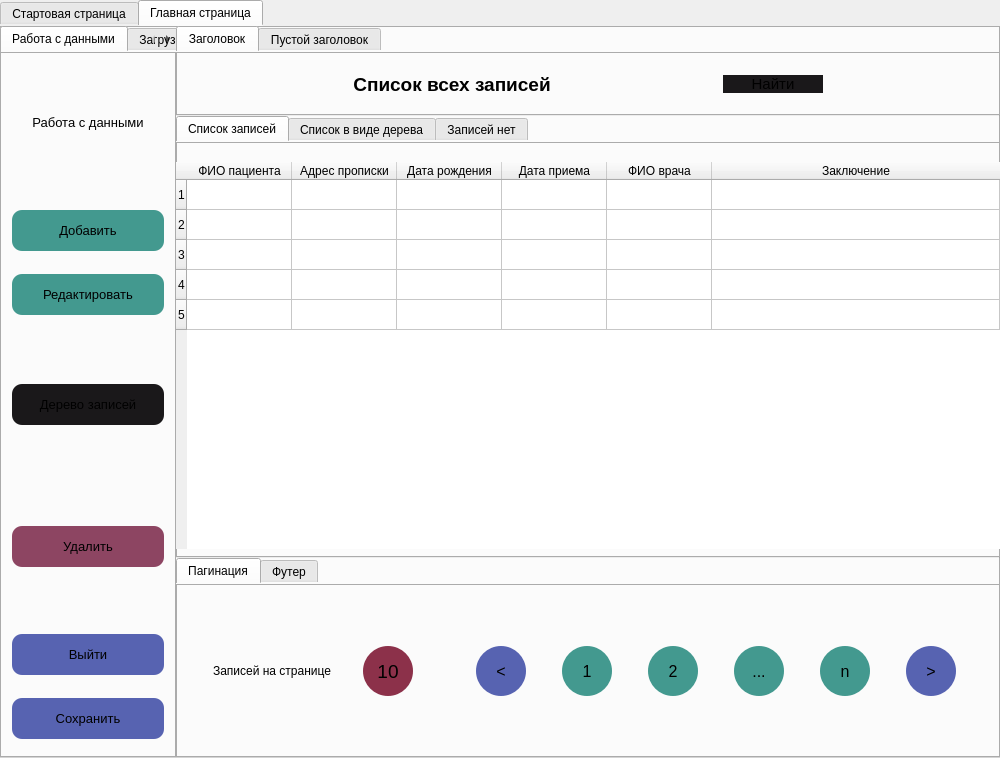
Above: lab_2/ui/main_window.ui from Artemdjdj/PPOIS_4 before the change. Below: the same form after it.
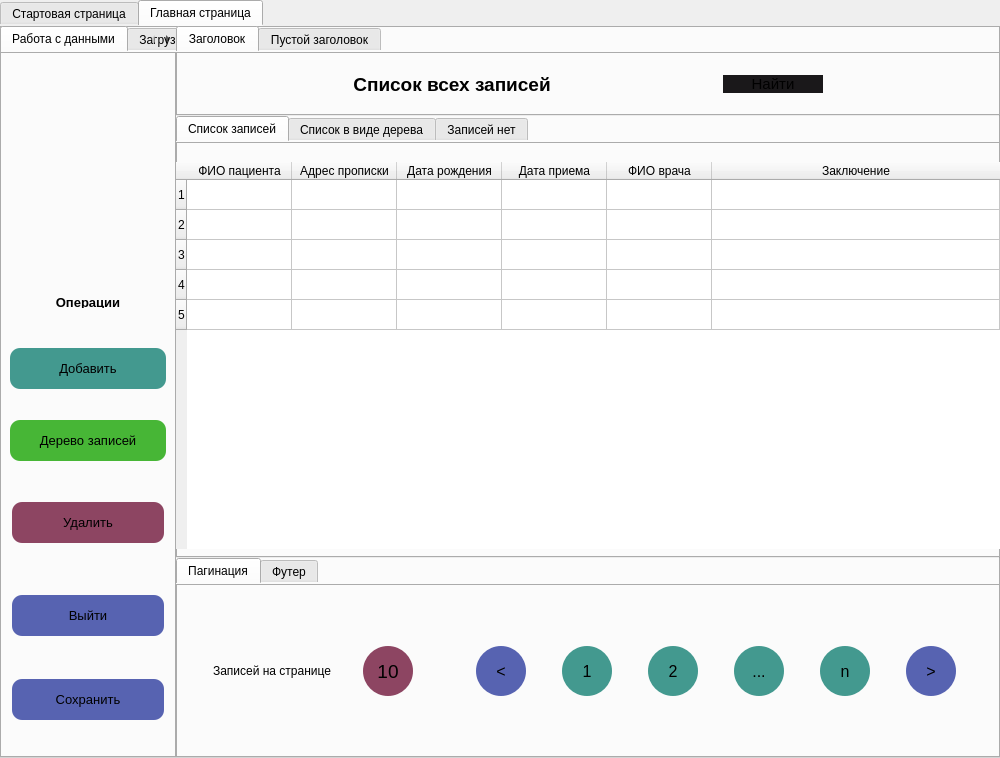
That is the form after the change. The open tabs and pages were chosen to show the change. Icons and pictures are not drawn.

Commit message: [refactor] new ui features in main window

Diff of the .ui file:
```diff
--- a/lab_2/ui/main_window.ui
+++ b/lab_2/ui/main_window.ui
@@ -580,46 +580,12 @@
                            <property name="bottomMargin">
                             <number>0</number>
                            </property>
-                           <item>
-                            <widget class="QFrame" name="label_work_with_data">
-                             <property name="styleSheet">
-                              <string notr="true">border:none;</string>
-                             </property>
-                             <property name="frameShape">
-                              <enum>QFrame::Shape::StyledPanel</enum>
-                             </property>
-                             <property name="frameShadow">
-                              <enum>QFrame::Shadow::Raised</enum>
-                             </property>
-                             <layout class="QHBoxLayout" name="horizontalLayout_13">
-                              <item>
-                               <widget class="QLabel" name="label_work_with_data_2">
-                                <property name="font">
-                                 <font>
-                                  <family>Arial</family>
-                                  <pointsize>10</pointsize>
-                                 </font>
-                                </property>
-                                <property name="styleSheet">
-                                 <string notr="true">border:none;</string>
-                                </property>
-                                <property name="text">
-                                 <string>Работа с данными</string>
-                                </property>
-                                <property name="alignment">
-                                 <set>Qt::AlignmentFlag::AlignCenter</set>
-                                </property>
-                               </widget>
-                              </item>
-                             </layout>
-                            </widget>
-                           </item>
                            <item>
                             <widget class="QFrame" name="frame_16">
                              <property name="maximumSize">
                               <size>
                                <width>16777215</width>
-                               <height>16777215</height>
+                               <height>110</height>
                               </size>
                              </property>
                              <property name="styleSheet">
@@ -645,6 +611,110 @@
                                <number>1</number>
                               </property>
                               <item>
+                               <widget class="QPushButton" name="button_icon">
+                                <property name="text">
+                                 <string/>
+                                </property>
+                                <property name="icon">
+                                 <iconset resource="../qrc/main.qrc">
+                                  <normaloff>:/images/images/doctor_without_background.png</normaloff>:/images/images/doctor_without_background.png</iconset>
+                                </property>
+                                <property name="iconSize">
+                                 <size>
+                                  <width>100</width>
+                                  <height>100</height>
+                                 </size>
+                                </property>
+                               </widget>
+                              </item>
+                             </layout>
+                            </widget>
+                           </item>
+                           <item>
+                            <widget class="QFrame" name="frame_20">
+                             <property name="styleSheet">
+                              <string notr="true">border:none;</string>
+                             </property>
+                             <property name="frameShape">
+                              <enum>QFrame::Shape::StyledPanel</enum>
+                             </property>
+                             <property name="frameShadow">
+                              <enum>QFrame::Shadow::Raised</enum>
+                             </property>
+                             <layout class="QVBoxLayout" name="verticalLayout_23">
+                              <property name="spacing">
+                               <number>15</number>
+                              </property>
+                              <property name="leftMargin">
+                               <number>0</number>
+                              </property>
+                              <property name="rightMargin">
+                               <number>0</number>
+                              </property>
+                              <item>
+                               <spacer name="verticalSpacer">
+                                <property name="orientation">
+                                 <enum>Qt::Orientation::Vertical</enum>
+                                </property>
+                                <property name="sizeType">
+                                 <enum>QSizePolicy::Policy::Fixed</enum>
+                                </property>
+                                <property name="sizeHint" stdset="0">
+                                 <size>
+                                  <width>20</width>
+                                  <height>100</height>
+                                 </size>
+                                </property>
+                               </spacer>
+                              </item>
+                              <item>
+                               <widget class="QFrame" name="label_work_with_data">
+                                <property name="maximumSize">
+                                 <size>
+                                  <width>16777215</width>
+                                  <height>30</height>
+                                 </size>
+                                </property>
+                                <property name="styleSheet">
+                                 <string notr="true">border:none;</string>
+                                </property>
+                                <property name="frameShape">
+                                 <enum>QFrame::Shape::StyledPanel</enum>
+                                </property>
+                                <property name="frameShadow">
+                                 <enum>QFrame::Shadow::Raised</enum>
+                                </property>
+                                <layout class="QHBoxLayout" name="horizontalLayout_13">
+                                 <item>
+                                  <widget class="QLabel" name="label_work_with_data_2">
+                                   <property name="maximumSize">
+                                    <size>
+                                     <width>16777215</width>
+                                     <height>30</height>
+                                    </size>
+                                   </property>
+                                   <property name="font">
+                                    <font>
+                                     <family>Arial</family>
+                                     <pointsize>10</pointsize>
+                                     <bold>true</bold>
+                                    </font>
+                                   </property>
+                                   <property name="styleSheet">
+                                    <string notr="true">border:none;</string>
+                                   </property>
+                                   <property name="text">
+                                    <string>Операции</string>
+                                   </property>
+                                   <property name="alignment">
+                                    <set>Qt::AlignmentFlag::AlignCenter</set>
+                                   </property>
+                                  </widget>
+                                 </item>
+                                </layout>
+                               </widget>
+                              </item>
+                              <item>
                                <widget class="QPushButton" name="button_add_new_record">
                                 <property name="font">
                                  <font>
@@ -663,54 +733,6 @@
                                </widget>
                               </item>
                               <item>
-                               <widget class="QPushButton" name="button_edit">
-                                <property name="font">
-                                 <font>
-                                  <family>Arial</family>
-                                  <pointsize>10</pointsize>
-                                 </font>
-                                </property>
-                                <property name="styleSheet">
-                                 <string notr="true">padding:13px;
-background-color:rgb(67, 153, 143);
-border-radius:10px;</string>
-                                </property>
-                                <property name="text">
-                                 <string>Редактировать</string>
-                                </property>
-                               </widget>
-                              </item>
-                             </layout>
-                            </widget>
-                           </item>
-                           <item>
-                            <widget class="QFrame" name="frame_20">
-                             <property name="styleSheet">
-                              <string notr="true">border:none;</string>
-                             </property>
-                             <property name="frameShape">
-                              <enum>QFrame::Shape::StyledPanel</enum>
-                             </property>
-                             <property name="frameShadow">
-                              <enum>QFrame::Shadow::Raised</enum>
-                             </property>
-                             <layout class="QHBoxLayout" name="horizontalLayout_9">
-                              <property name="spacing">
-                               <number>0</number>
-                              </property>
-                              <property name="leftMargin">
-                               <number>2</number>
-                              </property>
-                              <property name="topMargin">
-                               <number>0</number>
-                              </property>
-                              <property name="rightMargin">
-                               <number>2</number>
-                              </property>
-                              <property name="bottomMargin">
-                               <number>0</number>
-                              </property>
-                              <item>
                                <widget class="QPushButton" name="button_show_tree">
                                 <property name="font">
                                  <font>
@@ -720,7 +742,7 @@
                                 </property>
                                 <property name="styleSheet">
                                  <string notr="true">padding:13px;
-background-color:rgb(26, 24, 26);
+background-color:rgb(71, 182, 54);
 border-radius:10px;</string>
                                 </property>
                                 <property name="text">
@@ -733,6 +755,12 @@
                            </item>
                            <item>
                             <widget class="QFrame" name="frame_21">
+                             <property name="maximumSize">
+                              <size>
+                               <width>16777215</width>
+                               <height>70</height>
+                              </size>
+                             </property>
                              <property name="styleSheet">
                               <string notr="true">border:none;</string>
                              </property>
@@ -781,6 +809,12 @@
                            </item>
                            <item>
                             <widget class="QFrame" name="frame_23">
+                             <property name="maximumSize">
+                              <size>
+                               <width>16777215</width>
+                               <height>200</height>
+                              </size>
+                             </property>
                              <property name="styleSheet">
                               <string notr="true">border:none;</string>
                              </property>
@@ -1716,7 +1750,7 @@
                                 </property>
                                 <property name="styleSheet">
                                  <string notr="true">padding:15px;
-background-color:rgb(140, 49, 74);
+background-color:rgb(141, 69, 98);
 border-radius:25px;</string>
                                 </property>
                                 <property name="text">
```
Left out of the diff: 66 changed lines with no effect on the pictures. The commit also changes 3 other files.
